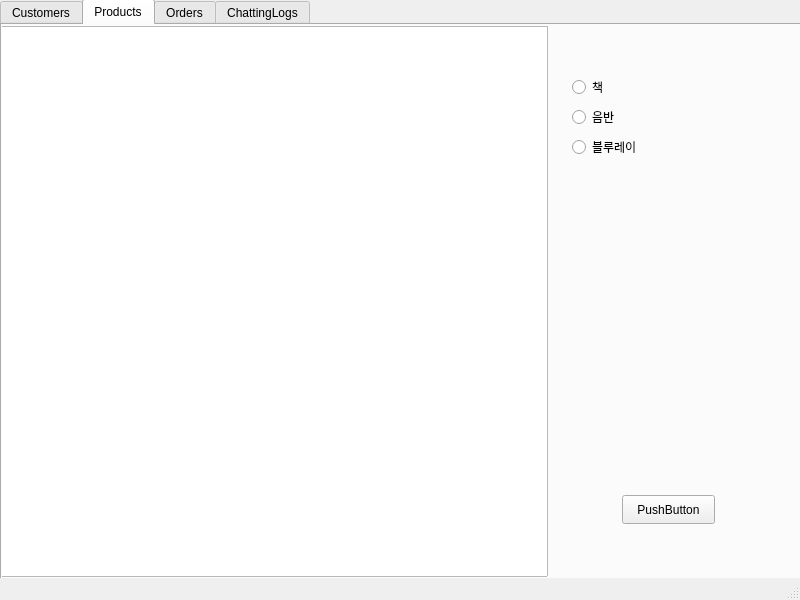
Before: the Qt Designer form server.ui in Henry93s/koradin, drawn with Qt 5.
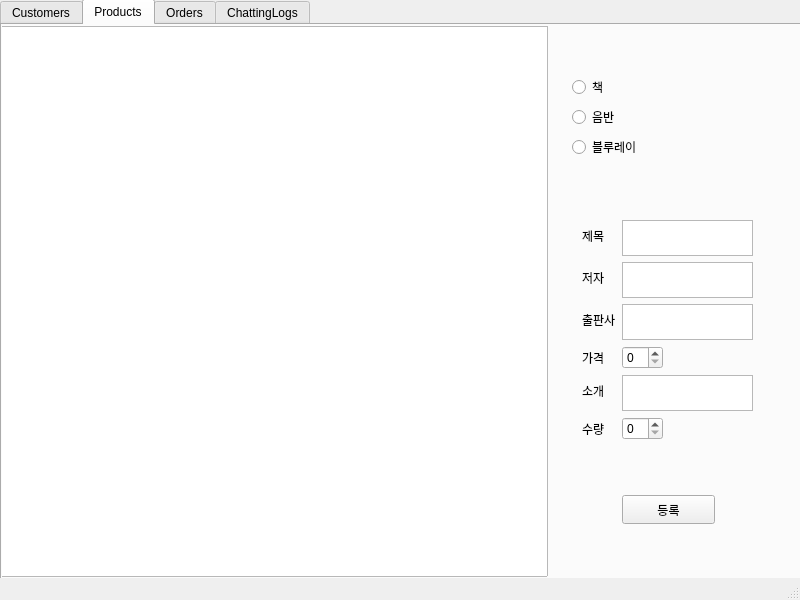
After: the same form once the commit is applied. The open tabs and pages were chosen to show the change. Custom widgets are drawn as their Qt base class.

```diff
--- a/server.ui
+++ b/server.ui
@@ -151,6 +151,81 @@
          <height>301</height>
         </rect>
        </property>
+       <widget class="QWidget" name="formLayoutWidget">
+        <property name="geometry">
+         <rect>
+          <x>30</x>
+          <y>45</y>
+          <width>171</width>
+          <height>221</height>
+         </rect>
+        </property>
+        <layout class="QFormLayout" name="formLayout">
+         <property name="fieldGrowthPolicy">
+          <enum>QFormLayout::FieldGrowthPolicy::FieldsStayAtSizeHint</enum>
+         </property>
+         <item row="0" column="0">
+          <widget class="QLabel" name="nameLabel">
+           <property name="text">
+            <string>제목</string>
+           </property>
+          </widget>
+         </item>
+         <item row="0" column="1">
+          <widget class="QTextEdit" name="textEdit"/>
+         </item>
+         <item row="1" column="0">
+          <widget class="QLabel" name="authorLabel">
+           <property name="text">
+            <string>저자</string>
+           </property>
+          </widget>
+         </item>
+         <item row="1" column="1">
+          <widget class="QTextEdit" name="textEdit_3"/>
+         </item>
+         <item row="2" column="0">
+          <widget class="QLabel" name="companyLabel">
+           <property name="text">
+            <string>출판사</string>
+           </property>
+          </widget>
+         </item>
+         <item row="2" column="1">
+          <widget class="QTextEdit" name="textEdit_2"/>
+         </item>
+         <item row="3" column="0">
+          <widget class="QLabel" name="priceLabel">
+           <property name="text">
+            <string>가격</string>
+           </property>
+          </widget>
+         </item>
+         <item row="3" column="1">
+          <widget class="QSpinBox" name="spinBox"/>
+         </item>
+         <item row="5" column="0">
+          <widget class="QLabel" name="introLabel">
+           <property name="text">
+            <string>소개</string>
+           </property>
+          </widget>
+         </item>
+         <item row="5" column="1">
+          <widget class="QTextEdit" name="textEdit_4"/>
+         </item>
+         <item row="6" column="0">
+          <widget class="QLabel" name="amountLabel">
+           <property name="text">
+            <string>수량</string>
+           </property>
+          </widget>
+         </item>
+         <item row="6" column="1">
+          <widget class="QSpinBox" name="spinBox_2"/>
+         </item>
+        </layout>
+       </widget>
       </widget>
       <widget class="QPushButton" name="pushButton">
        <property name="geometry">
@@ -162,7 +237,7 @@
         </rect>
        </property>
        <property name="text">
-        <string>PushButton</string>
+        <string>등록</string>
        </property>
       </widget>
      </widget>
```
Left out of the diff: 10 changed lines with no effect on the pictures.
